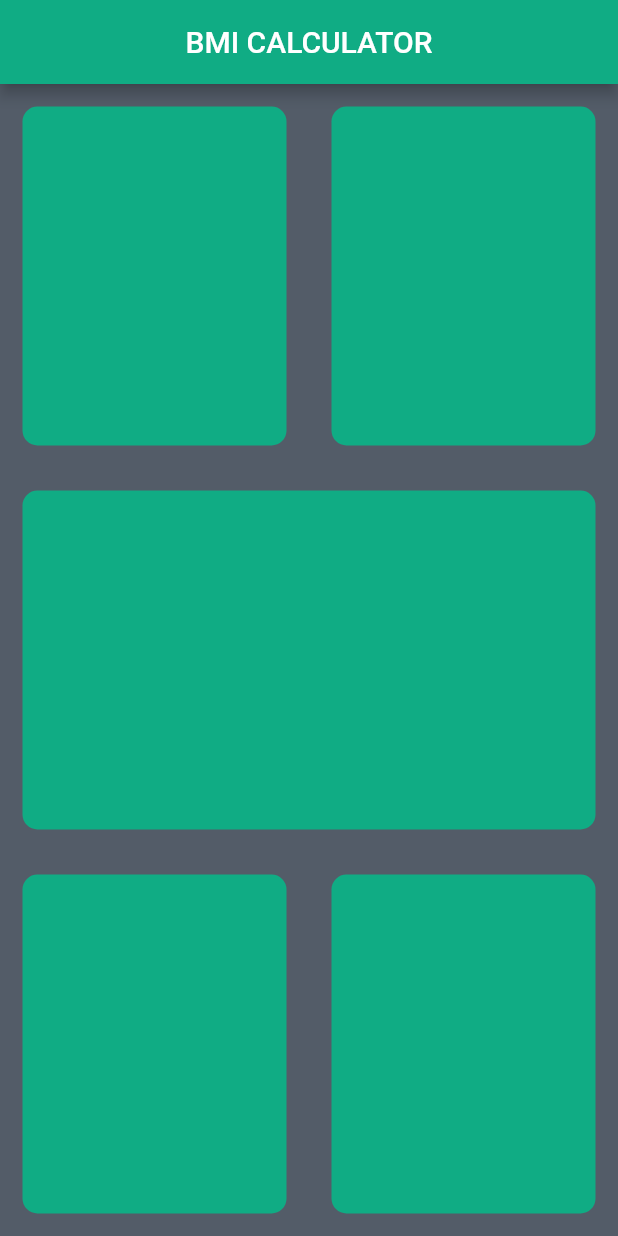
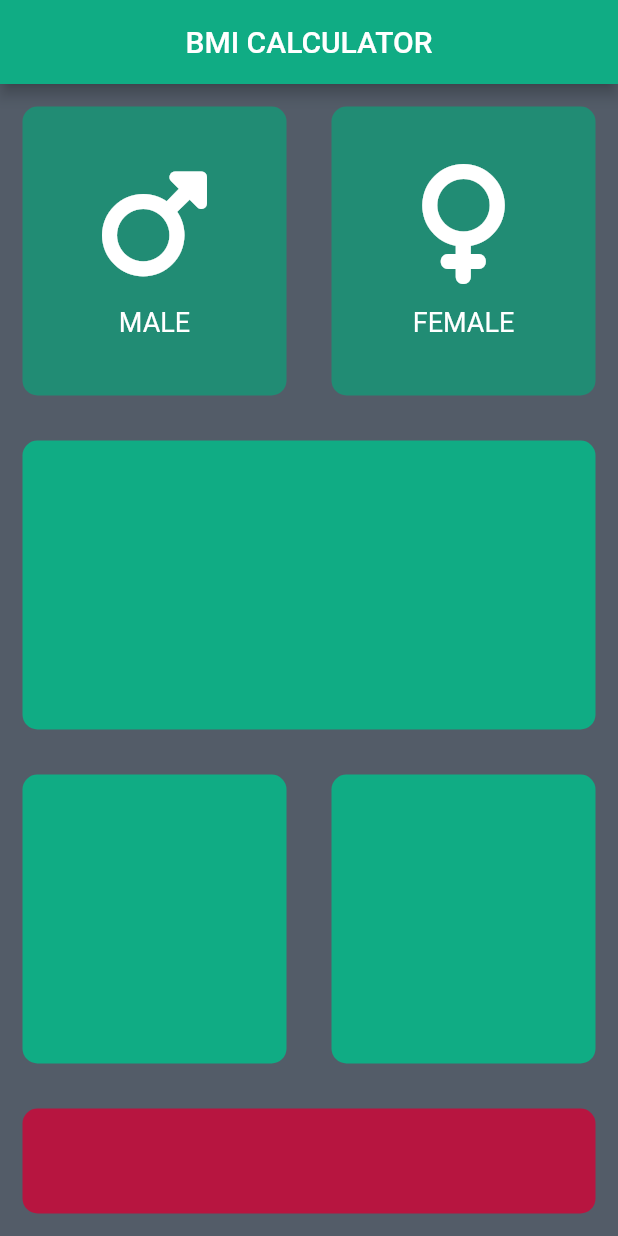
Before and after one commit to RahulMahesh62/BMI-Calculator, a Flutter app: the screen it shows after launch, on a phone screen of 412 x 824 dp. Run offline on Flutter 3.47's test engine with Material 2 defaults, Android fonts, the phone set to English and light mode, and no system bars; our stand-ins replace font_awesome_flutter.

Commit message:
Updated some files

```diff
--- /dev/null
+++ b/lib/icon_content.dart
@@ -0,0 +1,27 @@
+import 'package:flutter/material.dart';
+
+const labeltextstyle = TextStyle(
+            fontSize:18.0,
+            color: Color(0xFFFFFFFF),
+);
+
+class IconContent extends StatelessWidget {
+  IconContent({this.icon, this.label});
+  final IconData icon;
+  final String label;
+  @override
+  Widget build(BuildContext context) {
+    return Column(
+      mainAxisAlignment: MainAxisAlignment.center,
+      children: <Widget>[
+        Icon(
+          icon,
+          color: Colors.white,
+          size: 80.0,),
+          SizedBox(height: 15.0,),
+          Text(label,
+          style: labeltextstyle,
+          ),
+      ],);
+  }
+}
--- a/lib/input.dart
+++ b/lib/input.dart
@@ -1,10 +1,42 @@
 import 'package:flutter/material.dart';
+import 'package:font_awesome_flutter/font_awesome_flutter.dart';
+import 'icon_content.dart';
+import 'reusable_card.dart';
+const activeContainerClr=Color(0xff10ac84);
+const inactiveContainerClr=Color(0xff218c74);
+const bottomContainerClr = Color(0xffb71540);
+
 class InputPage extends StatefulWidget {
   @override
   _InputPageState createState() => _InputPageState();
 }
 
 class _InputPageState extends State<InputPage> {
+
+  Color maleCardColor = inactiveContainerClr;
+  Color femaleCardClr = inactiveContainerClr;
+
+  void updateClr(int gender){
+    if(gender==1){
+      if(maleCardColor==inactiveContainerClr){
+        maleCardColor=activeContainerClr;
+        femaleCardClr=inactiveContainerClr;
+      }
+      else{
+        maleCardColor=inactiveContainerClr;
+      }
+    }
+    else if(gender==2){
+      if(femaleCardClr==inactiveContainerClr){
+        femaleCardClr=activeContainerClr;
+        maleCardColor=inactiveContainerClr;
+      }
+      else{
+        femaleCardClr=inactiveContainerClr;
+      }
+    }
+  }
+
   @override
   Widget build(BuildContext context) {
     return Scaffold(
@@ -17,40 +49,60 @@ class _InputPageState extends State<InputPage> {
             child: Row(
               children: <Widget>[
                 Expanded(
-                  child: InputPageCard(colour: Color(0xff10ac84),),
+                  child: GestureDetector(
+                    onTap: (){
+                      setState(() {
+                        updateClr(1);
+                      });
+                    },
+                      child: InputPageCard(
+                      colour: inactiveContainerClr,
+                      cardChild: IconContent(
+                        icon: FontAwesomeIcons.mars,
+                        label: 'MALE',),),
+                  ),
           ),
                 Expanded(
-                  child: InputPageCard(colour: Color(0xff10ac84),),
+                  child: GestureDetector(
+                    onTap: (){
+                      setState(() {
+                        updateClr(2);
+                      });
+                    },
+                      child: InputPageCard(
+                      colour: inactiveContainerClr,
+                      cardChild: IconContent(
+                        icon: FontAwesomeIcons.venus,
+                        label: 'FEMALE',),),
+                  ),
           ),
               ],),),
           Expanded(
-            child: InputPageCard(colour: Color(0xff10ac84),),
+            child: InputPageCard(
+              colour: activeContainerClr,),
           ),
           Expanded(
             child: Row(
               children: <Widget>[
                 Expanded(
-                  child: InputPageCard(colour: Color(0xff10ac84),),
+                  child: InputPageCard(
+                    colour: activeContainerClr,),
           ),
                 Expanded(
-                  child: InputPageCard(colour: Color(0xff10ac84),),
+                  child: InputPageCard(
+                    colour: activeContainerClr,),
           ),
               ],),),
-        ],)
+              Container(
+                margin: EdgeInsets.all(15.0),
+                decoration: BoxDecoration(
+                  color: bottomContainerClr,
+                  borderRadius:BorderRadius.circular(10.0),),
+                width: double.infinity,
+                height: 70.0,
+                ),
+        ],
+        ),
     );
   }
 }
-
-class InputPageCard extends StatelessWidget {
-  InputPageCard({@required this.colour});
-  final Color colour;
-  @override
-  Widget build(BuildContext context) {
-    return Container(
-      margin: EdgeInsets.all(15.0),
-      decoration: BoxDecoration(
-      color: colour,
-      borderRadius: BorderRadius.circular(10.0)),
-        );
-  }
-}
--- /dev/null
+++ b/lib/reusable_card.dart
@@ -0,0 +1,17 @@
+import 'package:flutter/material.dart';
+
+class InputPageCard extends StatelessWidget {
+  InputPageCard({@required this.colour,this.cardChild});
+  final Color colour;
+  final Widget cardChild;
+  @override
+  Widget build(BuildContext context) {
+    return Container(
+      child: cardChild,
+      margin: EdgeInsets.all(15.0),
+      decoration: BoxDecoration(
+      color: colour,
+      borderRadius: BorderRadius.circular(10.0)),
+        );
+  }
+}
```
